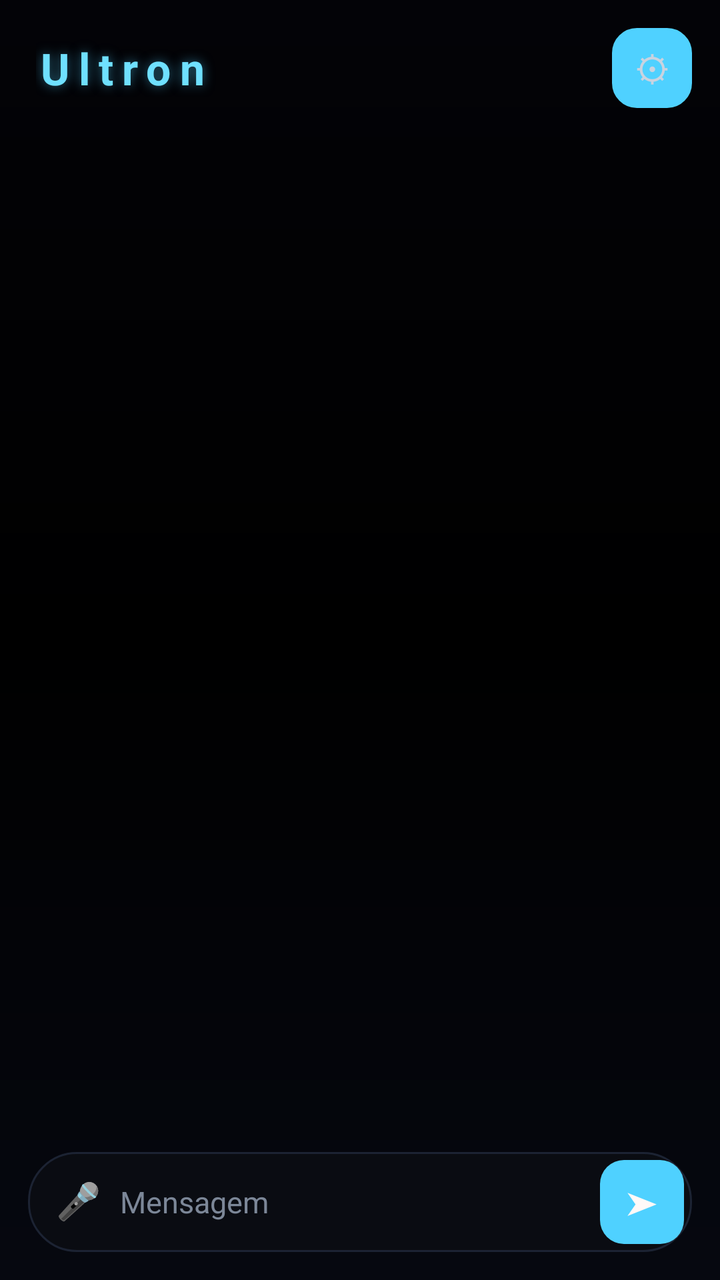
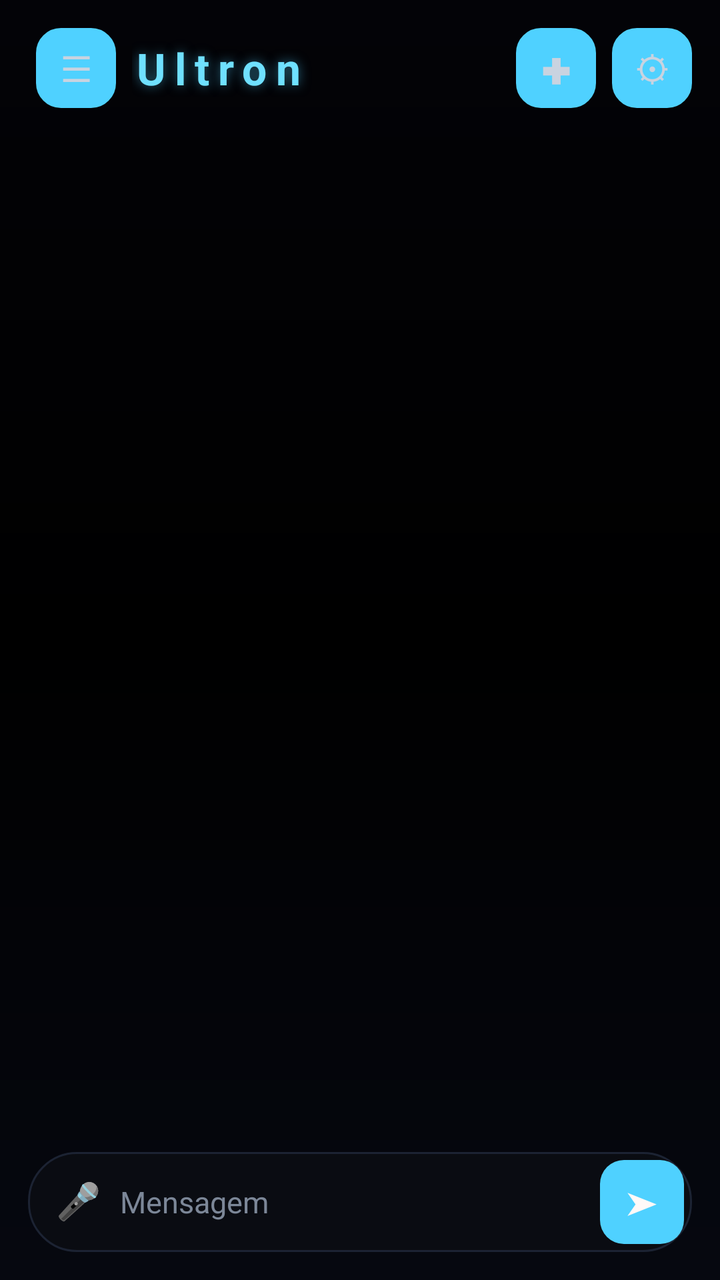

An Android layout rendered at two revisions. The XML below is the earlier revision; the diff shows what the commit changed to produce the second picture.
<!-- AndroidManifest.xml: application theme Theme.JarvisCompanion -->
<!-- res/layout/activity_main.xml -->
<?xml version="1.0" encoding="utf-8"?>
<LinearLayout xmlns:android="http://schemas.android.com/apk/res/android"
    android:layout_width="match_parent"
    android:layout_height="match_parent"
    android:orientation="vertical"
    android:padding="14dp"
    android:background="@drawable/bg_app_gradient">

    
    <LinearLayout
        android:layout_width="match_parent"
        android:layout_height="wrap_content"
        android:orientation="horizontal"
        android:gravity="center_vertical"
        android:paddingStart="4dp"
        android:paddingBottom="10dp">

        <TextView
            android:layout_width="0dp"
            android:layout_height="wrap_content"
            android:layout_weight="1"
            android:text="Ultron"
            android:textColor="#6FE0FF"
            android:textSize="22sp"
            android:textStyle="bold"
            android:letterSpacing="0.2"
            android:shadowColor="#804FD1FF"
            android:shadowRadius="14"
            android:shadowDx="0"
            android:shadowDy="0" />

        <Button
            android:id="@+id/settingsButton"
            android:layout_width="40dp"
            android:layout_height="40dp"
            android:minWidth="0dp"
            android:minHeight="0dp"
            android:padding="0dp"
            android:text="⚙"
            android:textSize="18sp"
            android:textColor="#C9D3E0"
            android:stateListAnimator="@null"
            android:backgroundTint="@null"
            android:background="@drawable/bg_button_secondary" />
    </LinearLayout>

    
    <androidx.recyclerview.widget.RecyclerView
        android:id="@+id/chatRecycler"
        android:layout_width="match_parent"
        android:layout_height="0dp"
        android:layout_weight="1"
        android:clipToPadding="false"
        android:paddingBottom="6dp" />

    
    <LinearLayout
        android:layout_width="match_parent"
        android:layout_height="wrap_content"
        android:orientation="horizontal"
        android:gravity="bottom"
        android:background="@drawable/bg_input_pill"
        android:paddingStart="4dp"
        android:paddingEnd="4dp"
        android:paddingTop="4dp"
        android:paddingBottom="4dp"
        android:layout_marginTop="6dp">

        <Button
            android:id="@+id/micButton"
            android:layout_width="42dp"
            android:layout_height="42dp"
            android:minWidth="0dp"
            android:minHeight="0dp"
            android:padding="0dp"
            android:text="🎤"
            android:textSize="18sp"
            android:stateListAnimator="@null"
            android:backgroundTint="@null"
            android:background="@android:color/transparent" />

        <EditText
            android:id="@+id/messageInput"
            android:layout_width="0dp"
            android:layout_height="wrap_content"
            android:layout_weight="1"
            android:layout_gravity="center_vertical"
            android:background="@null"
            android:hint="Mensagem"
            android:textColorHint="#7C8798"
            android:textColor="#FFFFFF"
            android:textSize="15sp"
            android:maxLines="6"
            android:inputType="textMultiLine|textCapSentences"
            android:paddingTop="10dp"
            android:paddingBottom="10dp" />

        <Button
            android:id="@+id/sendButton"
            android:layout_width="42dp"
            android:layout_height="42dp"
            android:layout_gravity="bottom"
            android:minWidth="0dp"
            android:minHeight="0dp"
            android:padding="0dp"
            android:text="➤"
            android:textSize="16sp"
            android:textColor="#FFF9F8"
            android:stateListAnimator="@null"
            android:backgroundTint="@null"
            android:background="@drawable/bg_button_primary" />
    </LinearLayout>

</LinearLayout>
<!-- resources referenced by this layout -->
<resources>
  <!-- drawable bg_app_gradient (drawable) -->
  <?xml version="1.0" encoding="utf-8"?>
  <shape xmlns:android="http://schemas.android.com/apk/res/android">
      <gradient
          android:type="linear"
          android:angle="90"
          android:startColor="#060810"
          android:centerColor="#000000"
          android:endColor="#030307" />
  </shape>
  <!-- drawable bg_button_primary (drawable) -->
  <?xml version="1.0" encoding="utf-8"?>
  <shape xmlns:android="http://schemas.android.com/apk/res/android">
      <gradient
          android:type="linear"
          android:angle="0"
          android:startColor="#0EA5B5"
          android:endColor="#22D3EE" />
      <corners android:radius="12dp" />
  </shape>
  <!-- drawable bg_button_secondary (drawable) -->
  <?xml version="1.0" encoding="utf-8"?>
  <shape xmlns:android="http://schemas.android.com/apk/res/android">
      <solid android:color="#151A24" />
      <corners android:radius="12dp" />
      <stroke android:width="1dp" android:color="#232938" />
  </shape>
  <!-- drawable bg_input_pill (drawable) -->
  <?xml version="1.0" encoding="utf-8"?>
  <shape xmlns:android="http://schemas.android.com/apk/res/android">
      <solid android:color="#0A0C12" />
      <corners android:radius="24dp" />
      <stroke android:width="1dp" android:color="#1C2333" />
  </shape>
  <style name="Theme.JarvisCompanion" parent="Theme.MaterialComponents.DayNight.NoActionBar">
          <item name="android:windowBackground">@android:color/black</item>
          <item name="colorPrimary">#4FD1FF</item>
          <item name="colorPrimaryDark">#000000</item>
          <item name="colorAccent">#4FD1FF</item>
      </style>
</resources>

<!-- the commit's change to res/layout/activity_main.xml (unified diff, before → after) -->
@@ -1,5 +1,11 @@
 <?xml version="1.0" encoding="utf-8"?>
-<LinearLayout xmlns:android="http://schemas.android.com/apk/res/android"
+<androidx.drawerlayout.widget.DrawerLayout
+    xmlns:android="http://schemas.android.com/apk/res/android"
+    android:id="@+id/drawerLayout"
+    android:layout_width="match_parent"
+    android:layout_height="match_parent">
+
+<LinearLayout
     android:layout_width="match_parent"
     android:layout_height="match_parent"
     android:orientation="vertical"
@@ -15,10 +21,25 @@
         android:paddingStart="4dp"
         android:paddingBottom="10dp">
 
+        <Button
+            android:id="@+id/menuButton"
+            android:layout_width="40dp"
+            android:layout_height="40dp"
+            android:minWidth="0dp"
+            android:minHeight="0dp"
+            android:padding="0dp"
+            android:text="☰"
+            android:textSize="18sp"
+            android:textColor="#C9D3E0"
+            android:stateListAnimator="@null"
+            android:backgroundTint="@null"
+            android:background="@drawable/bg_button_secondary" />
+
         <TextView
             android:layout_width="0dp"
             android:layout_height="wrap_content"
             android:layout_weight="1"
+            android:layout_marginStart="8dp"
             android:text="Ultron"
             android:textColor="#6FE0FF"
             android:textSize="22sp"
@@ -28,6 +49,21 @@
             android:shadowRadius="14"
             android:shadowDx="0"
             android:shadowDy="0" />
+
+        <Button
+            android:id="@+id/newChatButton"
+            android:layout_width="40dp"
+            android:layout_height="40dp"
+            android:layout_marginEnd="8dp"
+            android:minWidth="0dp"
+            android:minHeight="0dp"
+            android:padding="0dp"
+            android:text="✚"
+            android:textSize="18sp"
+            android:textColor="#C9D3E0"
+            android:stateListAnimator="@null"
+            android:backgroundTint="@null"
+            android:background="@drawable/bg_button_secondary" />
 
         <Button
             android:id="@+id/settingsButton"
@@ -112,3 +148,43 @@
     </LinearLayout>
 
 </LinearLayout>
+
+    
+    <LinearLayout
+        android:layout_width="280dp"
+        android:layout_height="match_parent"
+        android:layout_gravity="start"
+        android:orientation="vertical"
+        android:background="#0A0C12"
+        android:paddingTop="24dp">
+
+        <TextView
+            android:layout_width="match_parent"
+            android:layout_height="wrap_content"
+            android:paddingStart="16dp"
+            android:paddingEnd="16dp"
+            android:paddingBottom="10dp"
+            android:text="Conversas"
+            android:textColor="#6FE0FF"
+            android:textSize="16sp"
+            android:textStyle="bold" />
+
+        <androidx.recyclerview.widget.RecyclerView
+            android:id="@+id/sessionsRecycler"
+            android:layout_width="match_parent"
+            android:layout_height="0dp"
+            android:layout_weight="1" />
+
+        <TextView
+            android:id="@+id/emptySessionsText"
+            android:layout_width="match_parent"
+            android:layout_height="wrap_content"
+            android:padding="16dp"
+            android:text="Suas conversas salvas aparecem aqui."
+            android:textColor="#7C8798"
+            android:textSize="13sp"
+            android:visibility="gone" />
+
+    </LinearLayout>
+
+</androidx.drawerlayout.widget.DrawerLayout>
